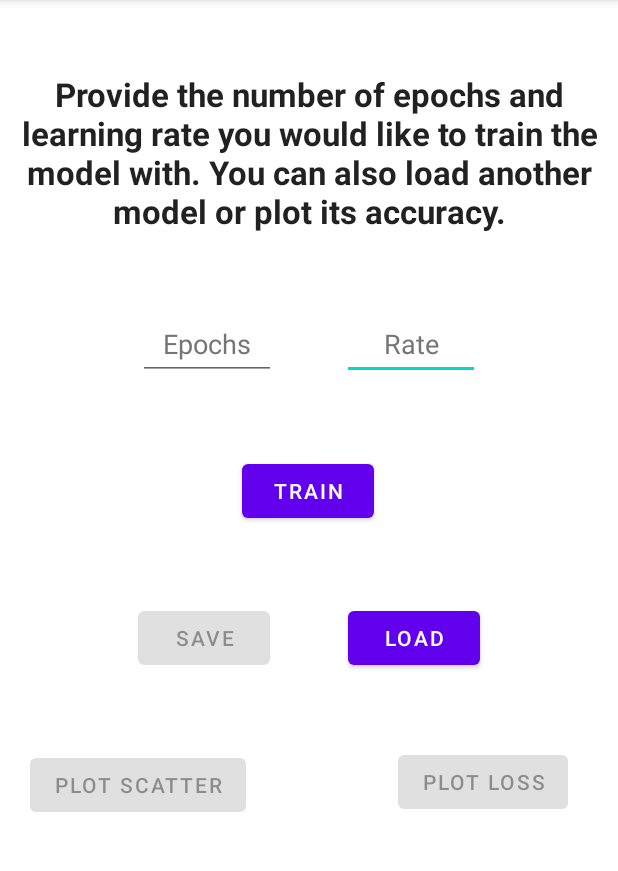
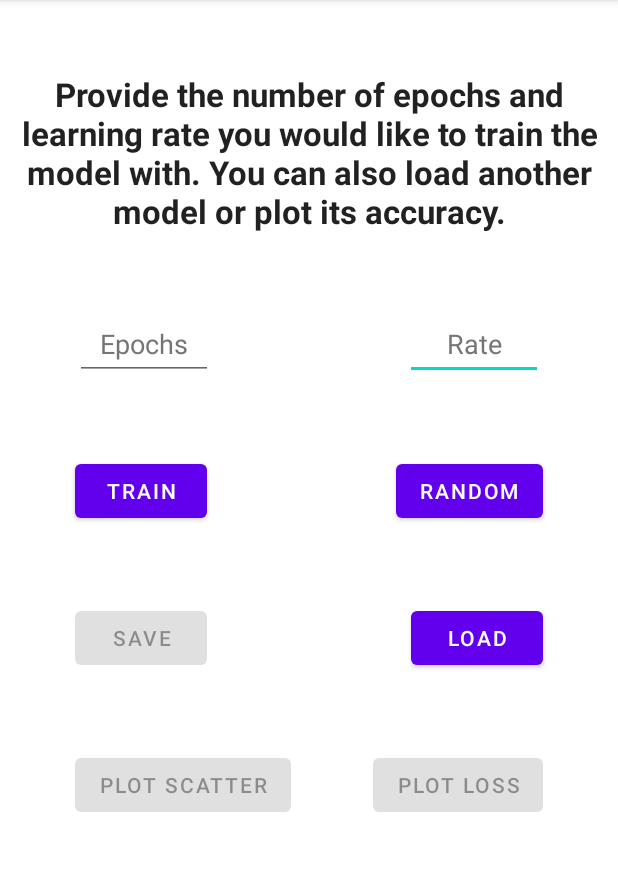
Before and after one commit to ShyavanS/AndroidNeuralNetworkDemo, an Android app: the screen it shows after launch (MainActivity), on a phone screen of 412 x 824 dp, the part 84-955 px from its top. Run offline under Robolectric (Android 15) with nearby library versions, the phone set to English and light mode, and no system bars; libraries missing offline, so code that uses them is left out: com.chaquo.python; 1 statement that could not run was skipped.

Commit message:
Added random button.

```diff
--- a/app/build.gradle
+++ b/app/build.gradle
@@ -22,6 +22,7 @@ android {
         python {
             pip {
                 install "numpy"
+                install "pandas"
                 install "tensorflow"
                 install "tensorflow-gpu"
                 install "keras"
--- a/app/src/main/res/layout/activity_main.xml
+++ b/app/src/main/res/layout/activity_main.xml
@@ -24,12 +24,11 @@
         android:id="@+id/trainButton"
         android:layout_width="wrap_content"
         android:layout_height="wrap_content"
+        android:layout_marginStart="50dp"
         android:layout_marginTop="50dp"
+        android:onClick="onClickTrain"
         android:text="@string/train"
         android:textAllCaps="true"
-        android:onClick="onClickTrain"
-        app:layout_constraintEnd_toEndOf="parent"
-        app:layout_constraintHorizontal_bias="0.498"
         app:layout_constraintStart_toStartOf="parent"
         app:layout_constraintTop_toBottomOf="@+id/editTextNumber" />
 
@@ -38,7 +37,7 @@
         android:layout_width="92dp"
         android:layout_height="48dp"
         android:layout_marginTop="50dp"
-        android:layout_marginEnd="92dp"
+        android:layout_marginEnd="50dp"
         android:ems="10"
         android:hint="@string/rate"
         android:importantForAutofill="no"
@@ -54,7 +53,7 @@
         android:id="@+id/editTextNumber"
         android:layout_width="92dp"
         android:layout_height="48dp"
-        android:layout_marginStart="92dp"
+        android:layout_marginStart="50dp"
         android:layout_marginTop="50dp"
         android:ems="10"
         android:hint="@string/epochs"
@@ -69,10 +68,10 @@
         android:id="@+id/saveButton"
         android:layout_width="wrap_content"
         android:layout_height="wrap_content"
-        android:layout_marginStart="92dp"
+        android:layout_marginStart="50dp"
         android:layout_marginTop="50dp"
+        android:onClick="onClickSave"
         android:text="@string/save"
-        android:onClick="onClickSave"
         app:layout_constraintStart_toStartOf="parent"
         app:layout_constraintTop_toBottomOf="@+id/trainButton" />
 
@@ -81,22 +80,22 @@
         android:layout_width="wrap_content"
         android:layout_height="wrap_content"
         android:layout_marginTop="50dp"
-        android:layout_marginEnd="92dp"
+        android:layout_marginEnd="50dp"
+        android:onClick="onClickLoad"
         android:text="@string/load"
-        android:onClick="onClickLoad"
         app:layout_constraintEnd_toEndOf="parent"
         app:layout_constraintHorizontal_bias="1.0"
         app:layout_constraintStart_toEndOf="@+id/saveButton"
-        app:layout_constraintTop_toBottomOf="@+id/trainButton" />
+        app:layout_constraintTop_toBottomOf="@+id/randomButton" />
 
     <Button
         android:id="@+id/scatterButton"
         android:layout_width="wrap_content"
         android:layout_height="wrap_content"
-        android:layout_marginStart="20dp"
+        android:layout_marginStart="50dp"
         android:layout_marginTop="50dp"
+        android:onClick="onClickScatter"
         android:text="@string/plot_scatter"
-        android:onClick="onClickScatter"
         app:layout_constraintStart_toStartOf="parent"
         app:layout_constraintTop_toBottomOf="@+id/saveButton" />
 
@@ -104,13 +103,26 @@
         android:id="@+id/lossButton"
         android:layout_width="wrap_content"
         android:layout_height="wrap_content"
-        android:layout_marginTop="48dp"
-        android:layout_marginEnd="20dp"
+        android:layout_marginTop="50dp"
+        android:layout_marginEnd="50dp"
+        android:onClick="onClickLoss"
         android:text="@string/plot_loss"
-        android:onClick="onClickLoss"
         app:layout_constraintEnd_toEndOf="parent"
-        app:layout_constraintHorizontal_bias="0.881"
+        app:layout_constraintHorizontal_bias="1.0"
         app:layout_constraintStart_toEndOf="@+id/scatterButton"
         app:layout_constraintTop_toBottomOf="@+id/loadButton" />
 
+    <Button
+        android:id="@+id/randomButton"
+        android:layout_width="wrap_content"
+        android:layout_height="wrap_content"
+        android:layout_marginTop="50dp"
+        android:layout_marginEnd="50dp"
+        android:onClick="onClickRandom"
+        android:text="@string/random"
+        app:layout_constraintEnd_toEndOf="parent"
+        app:layout_constraintHorizontal_bias="1.0"
+        app:layout_constraintStart_toEndOf="@+id/trainButton"
+        app:layout_constraintTop_toBottomOf="@+id/editTextNumberDecimal" />
+
 </androidx.constraintlayout.widget.ConstraintLayout>
--- a/app/src/main/res/values/strings.xml
+++ b/app/src/main/res/values/strings.xml
@@ -2,6 +2,7 @@
     <string name="app_name">Android Neural Network Demo</string>
 	<string name="instructions">Provide the number of epochs and learning rate you would like to train the model with. You can also load another model or plot its accuracy.</string>
     <string name="train">Train</string>
+    <string name="random">Random</string>
     <string name="save">Save</string>
     <string name="load">Load</string>
     <string name="plot_scatter">Plot Scatter</string>
```
Also changed, not shown: app/src/main/java/com/example/androidneuralnetworkdemo/MainActivity.java (+21 -0 lines), 1 other file.
